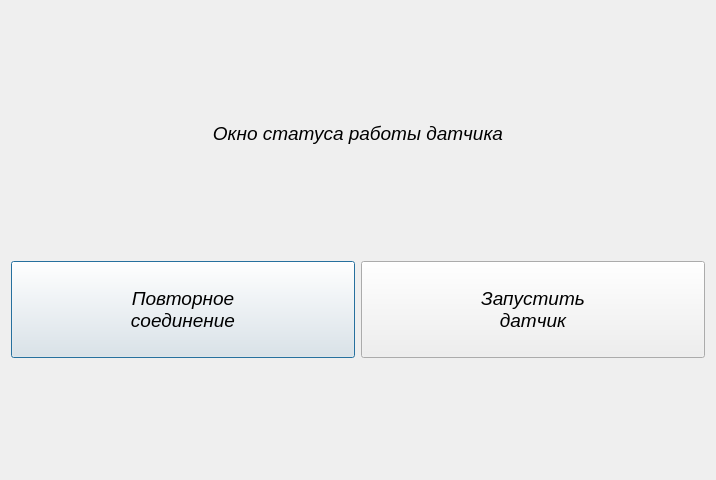
VladislavSts/SensorQT5, file initwindow.ui: the form before one commit.
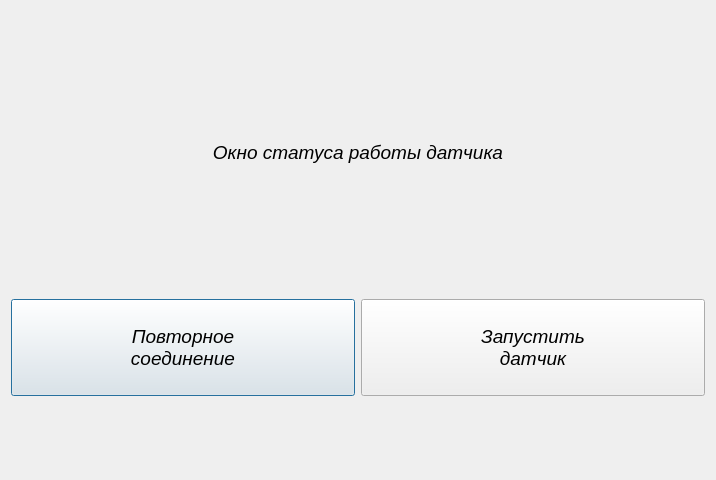
The form after the commit.

Commit message: Исправлена ошибка приема символа \r

```diff
--- a/initwindow.ui
+++ b/initwindow.ui
@@ -59,7 +59,7 @@
       </font>
      </property>
      <property name="text">
-      <string>&lt;html&gt;&lt;head/&gt;&lt;body&gt;&lt;p align=&quot;center&quot;&gt;&lt;span style=&quot; font-size:14pt; font-style:italic;&quot;&gt;Окно статуса работы датчика&lt;/span&gt;&lt;/p&gt;&lt;/body&gt;&lt;/html&gt;</string>
+      <string>&lt;html&gt;&lt;head/&gt;&lt;body&gt;&lt;p align=&quot;center&quot;&gt;&lt;br/&gt;&lt;/p&gt;&lt;p align=&quot;center&quot;&gt;Окно статуса работы датчика&lt;/p&gt;&lt;p align=&quot;center&quot;&gt;&lt;br/&gt;&lt;/p&gt;&lt;/body&gt;&lt;/html&gt;</string>
      </property>
     </widget>
    </item>
```
Left out of the diff: 26 changed lines with no effect on the pictures. The commit also changes 2 other files.
